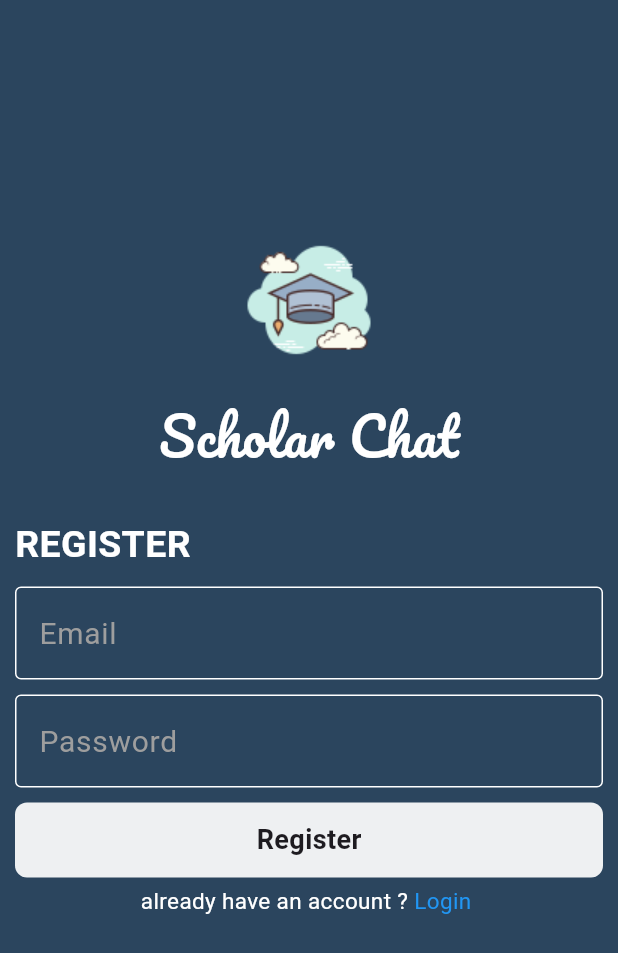
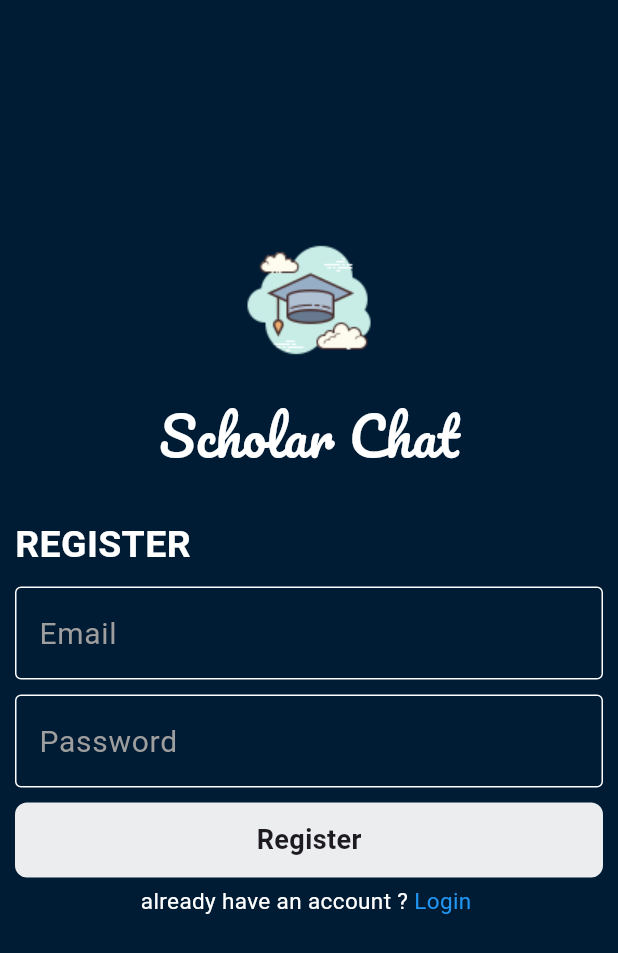
Before and after one commit to HazemAhmed677/chat-app, a Flutter app: the screen it shows after launch, after a tap on "Login", after a tap on "Register", on a phone screen of 412 x 824 dp. Shown: the top 953 px of the screen. Run offline on Flutter 3.47's test engine with Material 3 defaults, Android fonts, the phone set to English and light mode, and no system bars; drawn by our look-alikes of modal_progress_hud_nsn; our stand-ins replace cloud_firestore, firebase_auth, firebase_core; accounts and stored records are empty.

Commit message:
add the same prev changes to register

```diff
--- a/lib/pages/login.dart
+++ b/lib/pages/login.dart
@@ -73,7 +73,7 @@ class _RegisterPageState extends State<LoginPage> {
                     ],
                   ),
                   const SizedBox(
-                    height: 8,
+                    height: 10,
                   ),
                   CustomTextFormField(
                     onChanged: (data) {
@@ -90,7 +90,7 @@ class _RegisterPageState extends State<LoginPage> {
                     hint: 'Email',
                   ),
                   const SizedBox(
-                    height: 12,
+                    height: 10,
                   ),
                   CustomTextFormField(
                     onChanged: (data) {
--- a/lib/pages/register.dart
+++ b/lib/pages/register.dart
@@ -8,7 +8,7 @@ import 'package:scholar_chat_app/widgets/custom_text_field.dart';
 import 'package:scholar_chat_app/widgets/show_snow_bar.dart';
 
 class RegisterPage extends StatefulWidget {
-  RegisterPage({super.key});
+  const RegisterPage({super.key});
   static String id = 'Register';
 
   @override
@@ -17,24 +17,25 @@ class RegisterPage extends StatefulWidget {
 
 class _RegisterPageState extends State<RegisterPage> {
   String email = "";
-
   String password = "";
 
   GlobalKey<FormState> formKey = GlobalKey();
 
   bool isLoading = false;
-
+  AutovalidateMode autovalidateMode1 = AutovalidateMode.disabled;
+  AutovalidateMode autovalidateMode2 = AutovalidateMode.disabled;
   @override
   Widget build(BuildContext context) {
     return ModalProgressHUD(
       inAsyncCall: isLoading,
       child: Scaffold(
-        backgroundColor: kPrimaryColor,
+        backgroundColor: const Color.fromARGB(255, 0, 27, 52),
         body: Padding(
           padding: const EdgeInsets.all(10),
           child: Form(
             key: formKey,
-            child: ListView(
+            child: SingleChildScrollView(
+              child: Column(
                 children: [
                   const SizedBox(
                     height: 140,
@@ -74,8 +75,16 @@ class _RegisterPageState extends State<RegisterPage> {
                   ),
                   CustomTextFormField(
                     onChanged: (data) {
+                      if (data.isEmpty) {
+                        autovalidateMode1 = AutovalidateMode.disabled;
+                        setState(() {});
+                      } else {
+                        autovalidateMode1 = AutovalidateMode.always;
+                        setState(() {});
+                      }
                       email = data;
                     },
+                    autovalidateMode: autovalidateMode1,
                     hint: 'Email',
                   ),
                   const SizedBox(
@@ -83,9 +92,18 @@ class _RegisterPageState extends State<RegisterPage> {
                   ),
                   CustomTextFormField(
                     onChanged: (data) {
+                      if (data.isEmpty) {
+                        autovalidateMode2 = AutovalidateMode.disabled;
+                        setState(() {});
+                      } else {
+                        autovalidateMode2 = AutovalidateMode.always;
+                        setState(() {});
+                      }
                       password = data;
                     },
+                    autovalidateMode: autovalidateMode2,
                     hint: 'Password',
+                    obsecure: true,
                   ),
                   const SizedBox(
                     height: 10,
@@ -101,12 +119,15 @@ class _RegisterPageState extends State<RegisterPage> {
                             showSnackBar(context, 'Success');
                             Navigator.pushNamed(context, ChatPage.id,
                                 arguments: email);
+                            formKey.currentState!.reset();
                           } on FirebaseAuthException catch (e) {
                             if (e.toString().contains('weak-password')) {
                               showSnackBar(context, 'weak password');
                             } else if (e.toString().contains('in use')) {
                               showSnackBar(context, 'email already exists');
-                          } else if (e.toString().contains('badly formatted')) {
+                            } else if (e
+                                .toString()
+                                .contains('badly formatted')) {
                               showSnackBar(context, 'email is invalid');
                             }
                           }
@@ -145,6 +166,7 @@ class _RegisterPageState extends State<RegisterPage> {
             ),
           ),
         ),
+      ),
     );
   }
 
--- a/lib/widgets/show_snow_bar.dart
+++ b/lib/widgets/show_snow_bar.dart
@@ -3,7 +3,8 @@ import 'package:flutter/material.dart';
 void showSnackBar(BuildContext context, String e) {
   ScaffoldMessenger.of(context).showSnackBar(
     SnackBar(
-      backgroundColor: (e == 'Success') ? Colors.black : Colors.white,
+      duration: const Duration(milliseconds: 500),
+      backgroundColor: (e == 'Success') ? Colors.white : Colors.black,
       shape: const BeveledRectangleBorder(
         borderRadius: BorderRadius.only(
           topLeft: Radius.circular(8),
@@ -12,7 +13,7 @@ void showSnackBar(BuildContext context, String e) {
       ),
       content: Text(
         e,
-        style: TextStyle(color: (e == 'Success') ? Colors.white : Colors.black),
+        style: TextStyle(color: (e == 'Success') ? Colors.black : Colors.white),
       ),
     ),
   );
```
Lines whose indentation alone changed are shown as unchanged.
